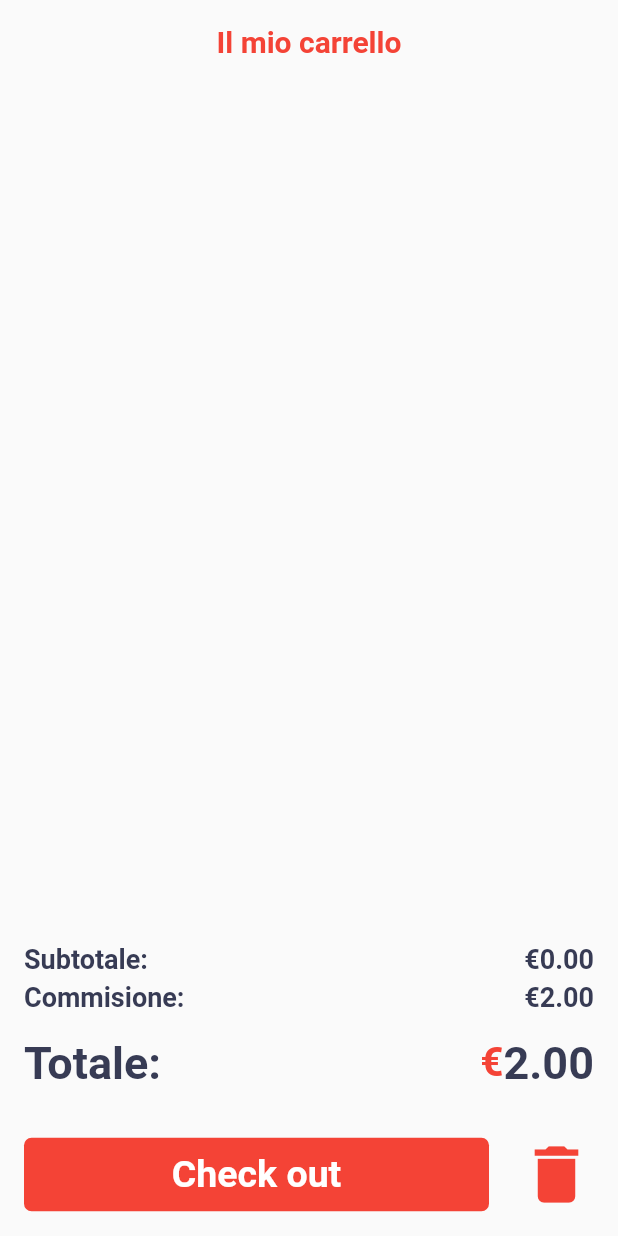
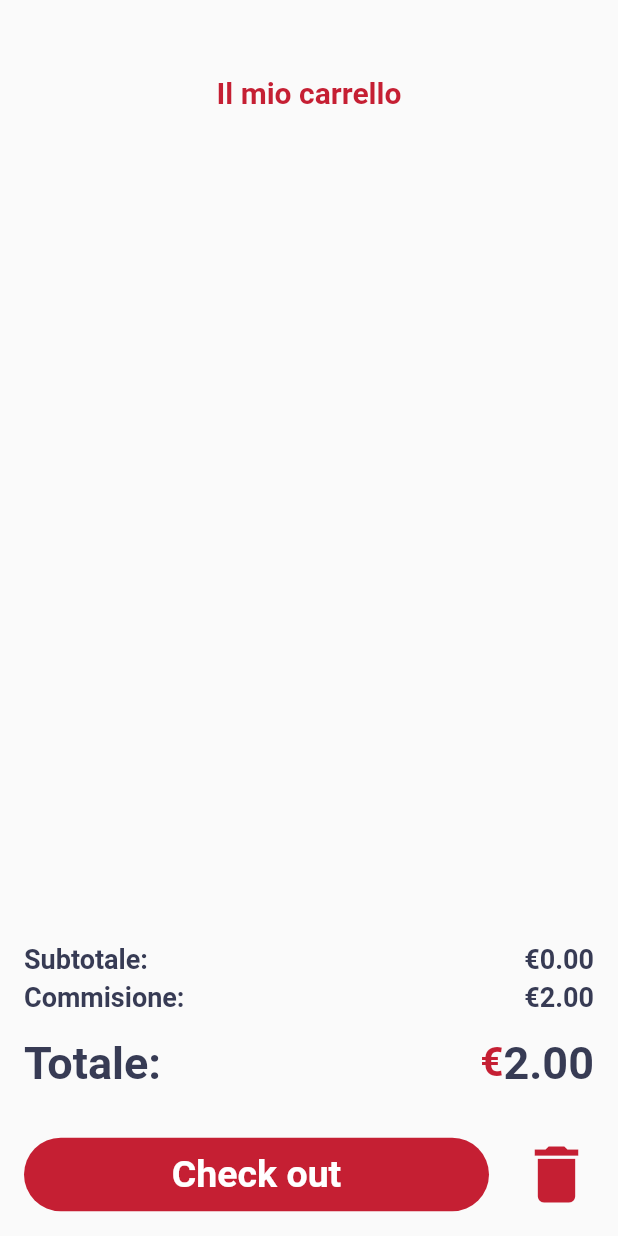
Before and after one commit to luigiciuf/UniFood_Flutter, a Flutter app: the MyHomePage screen opened directly, after a tap on the "shopping cart" icon, on a phone screen of 412 x 824 dp. Run offline on Flutter 3.47's test engine with Material 2 defaults, Android fonts, the phone set to English and light mode, and no system bars; our stand-ins replace firebase_core, firebase_database; accounts and stored records are empty.

Commit message:
carrello upgrade

```diff
--- a/lib/View/Carrello.dart
+++ b/lib/View/Carrello.dart
@@ -41,11 +41,11 @@ class _CarrelloState extends State<Carrello> {
         children: <Widget>[
           // Title
           Padding(
-            padding: EdgeInsets.all(16.0),
+            padding: EdgeInsets.all(50.0),
             child: Text(
               'Il mio carrello',
               style: TextStyle(
-                color: Colors.red,
+                color: Color(0xFFC51F33),
                 fontSize: 20,
                 fontWeight: FontWeight.bold,
               ),
@@ -132,7 +132,7 @@ class _CarrelloState extends State<Carrello> {
                         Text(
                           '€',
                           style: TextStyle(
-                            color: Colors.red,
+                            color: Color(0xFFC51F33),
                             fontSize: 27,
                             fontWeight: FontWeight.bold,
                           ),
@@ -162,9 +162,9 @@ class _CarrelloState extends State<Carrello> {
                 Expanded(
                   child: TextButton(
                     style: TextButton.styleFrom(
-                      backgroundColor: Colors.red,
+                      backgroundColor: Color(0xFFC51F33),
                       shape: RoundedRectangleBorder(
-                        borderRadius: BorderRadius.circular(5),
+                        borderRadius: BorderRadius.circular(40),
                       ),
                       padding: EdgeInsets.symmetric(vertical: 10),
                     ),
@@ -193,7 +193,7 @@ class _CarrelloState extends State<Carrello> {
                   child: Icon(
                     Icons.delete,
                     size: 50,
-                    color: Colors.red,
+                    color: Color(0xFFC51F33),
                   ),
                 ),
               ],
--- a/lib/main.dart
+++ b/lib/main.dart
@@ -395,7 +395,7 @@ class _MyHomePageState extends State<MyHomePage> {
                   icon: Icon(Icons.checklist, color: Color(0xFFC51F33)),
                   onPressed: () {},
                 ),
-                SizedBox(height: 0.1),
+                SizedBox(height: 1),
                 Text(
                   "Lista ordini",
                   style: TextStyle(color: Colors.grey),
@@ -410,7 +410,7 @@ class _MyHomePageState extends State<MyHomePage> {
                   icon: Icon(Icons.person, color: Color(0xFFC51F33)),
                   onPressed: () {},
                 ),
-                SizedBox(height: 2),
+                SizedBox(height: 1),
                 Text(
                   "Profilo",
                   style: TextStyle(color: Colors.grey),
```
